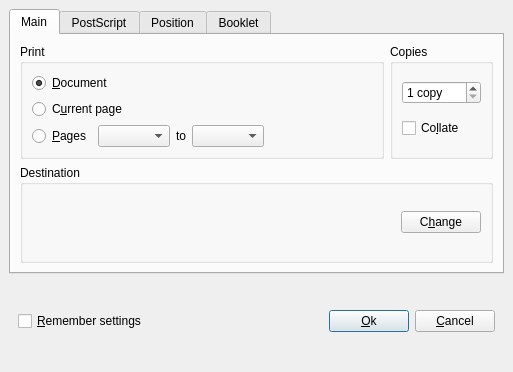
Before: the Qt Designer form src/qdjviewprintdialog.ui in barak/djview4, drawn with Qt 5.
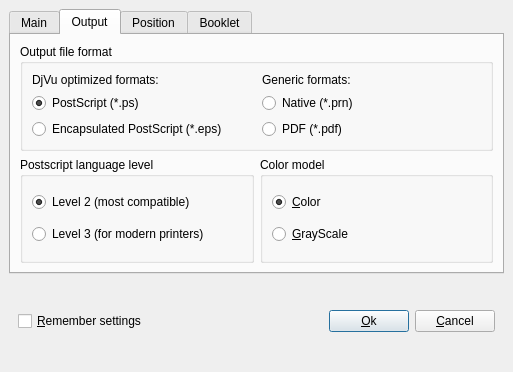
After: the same form once the commit is applied.

Commit message: more printing infrastructure

Diff of the .ui file:
```diff
--- a/src/qdjviewprintdialog.ui
+++ b/src/qdjviewprintdialog.ui
@@ -25,7 +25,7 @@
    <item>
     <widget class="QTabWidget" name="tabWidget" >
      <property name="currentIndex" >
-      <number>0</number>
+      <number>1</number>
      </property>
      <widget class="QWidget" name="widget" >
       <attribute name="title" >
@@ -47,7 +47,7 @@
           <number>6</number>
          </property>
          <item>
-          <widget class="QGroupBox" name="groupBox" >
+          <widget class="QGroupBox" name="whatGroupBox" >
            <property name="title" >
             <string>Print</string>
            </property>
@@ -125,7 +125,7 @@
           </widget>
          </item>
          <item>
-          <widget class="QGroupBox" name="groupBox" >
+          <widget class="QGroupBox" name="copiesGroupBox" >
            <property name="title" >
             <string>Copies</string>
            </property>
@@ -200,9 +200,9 @@
        </item>
       </layout>
      </widget>
-     <widget class="QWidget" name="widget" >
+     <widget class="QWidget" name="formatWidget" >
       <attribute name="title" >
-       <string>PostScript</string>
+       <string>Output</string>
       </attribute>
       <layout class="QVBoxLayout" >
        <property name="margin" >
@@ -212,29 +212,36 @@
         <number>6</number>
        </property>
        <item>
-        <layout class="QHBoxLayout" >
-         <property name="margin" >
-          <number>0</number>
+        <widget class="QGroupBox" name="formatGroupBox" >
+         <property name="title" >
+          <string>Output file format</string>
          </property>
-         <property name="spacing" >
-          <number>6</number>
-         </property>
-         <item>
-          <widget class="QGroupBox" name="groupBox" >
-           <property name="title" >
-            <string>PostScript file format</string>
-           </property>
+         <layout class="QHBoxLayout" >
+          <property name="margin" >
+           <number>9</number>
+          </property>
+          <property name="spacing" >
+           <number>6</number>
+          </property>
+          <item>
            <layout class="QVBoxLayout" >
             <property name="margin" >
-             <number>9</number>
+             <number>0</number>
             </property>
             <property name="spacing" >
              <number>6</number>
             </property>
+            <item>
+             <widget class="QLabel" name="djvuLabel" >
+              <property name="text" >
+               <string>DjVu optimized formats:</string>
+              </property>
+             </widget>
+            </item>
             <item>
              <widget class="QRadioButton" name="psButton" >
               <property name="text" >
-               <string>PostScript File (*.ps)</string>
+               <string>PostScript (*.ps)</string>
               </property>
               <property name="checked" >
                <bool>true</bool>
@@ -244,7 +251,96 @@
             <item>
              <widget class="QRadioButton" name="epsButton" >
               <property name="text" >
-               <string>Encapsulated PostScript File (*.eps)</string>
+               <string>Encapsulated PostScript (*.eps)</string>
+              </property>
+             </widget>
+            </item>
+           </layout>
+          </item>
+          <item>
+           <spacer>
+            <property name="orientation" >
+             <enum>Qt::Horizontal</enum>
+            </property>
+            <property name="sizeType" >
+             <enum>QSizePolicy::Maximum</enum>
+            </property>
+            <property name="sizeHint" >
+             <size>
+              <width>5</width>
+              <height>5</height>
+             </size>
+            </property>
+           </spacer>
+          </item>
+          <item>
+           <layout class="QVBoxLayout" >
+            <property name="margin" >
+             <number>0</number>
+            </property>
+            <property name="spacing" >
+             <number>6</number>
+            </property>
+            <item>
+             <widget class="QLabel" name="genericLabel" >
+              <property name="text" >
+               <string>Generic formats:</string>
+              </property>
+             </widget>
+            </item>
+            <item>
+             <widget class="QRadioButton" name="nativeButton" >
+              <property name="text" >
+               <string>Native (*.prn)</string>
+              </property>
+             </widget>
+            </item>
+            <item>
+             <widget class="QRadioButton" name="pdfButton" >
+              <property name="text" >
+               <string>PDF (*.pdf)</string>
+              </property>
+             </widget>
+            </item>
+           </layout>
+          </item>
+         </layout>
+        </widget>
+       </item>
+       <item>
+        <layout class="QHBoxLayout" >
+         <property name="margin" >
+          <number>0</number>
+         </property>
+         <property name="spacing" >
+          <number>6</number>
+         </property>
+         <item>
+          <widget class="QGroupBox" name="levelGroupBox" >
+           <property name="title" >
+            <string>Postscript language level</string>
+           </property>
+           <layout class="QVBoxLayout" >
+            <property name="margin" >
+             <number>9</number>
+            </property>
+            <property name="spacing" >
+             <number>6</number>
+            </property>
+            <item>
+             <widget class="QRadioButton" name="level2Button" >
+              <property name="text" >
+               <string>Level 2 (most compatible)</string>
+              </property>
+              <property name="checked" >
+               <bool>true</bool>
+              </property>
+             </widget>
+            </item>
+            <item>
+             <widget class="QRadioButton" name="level3Button" >
+              <property name="text" >
+               <string>Level 3 (for modern printers)</string>
               </property>
              </widget>
             </item>
@@ -252,7 +348,7 @@
           </widget>
          </item>
          <item>
-          <widget class="QGroupBox" name="groupBox" >
+          <widget class="QGroupBox" name="colorGroupBox" >
            <property name="title" >
             <string>Color model</string>
            </property>
@@ -285,45 +381,9 @@
          </item>
         </layout>
        </item>
-       <item>
-        <widget class="QGroupBox" name="groupBox" >
-         <property name="title" >
-          <string>Postscript language level</string>
-         </property>
-         <layout class="QVBoxLayout" >
-          <property name="margin" >
-           <number>9</number>
-          </property>
-          <property name="spacing" >
-           <number>6</number>
-          </property>
-          <item>
-           <widget class="QRadioButton" name="level1Button" >
-            <property name="text" >
-             <string>Level 1 (obsolete)</string>
-            </property>
-           </widget>
-          </item>
-          <item>
-           <widget class="QRadioButton" name="level2Button" >
-            <property name="text" >
-             <string>Level 2 (most compatible)</string>
-            </property>
-           </widget>
-          </item>
-          <item>
-           <widget class="QRadioButton" name="level3Button" >
-            <property name="text" >
-             <string>Level 3 (faster on modern printers)</string>
-            </property>
-           </widget>
-          </item>
-         </layout>
-        </widget>
-       </item>
       </layout>
      </widget>
-     <widget class="QWidget" name="widget" >
+     <widget class="QWidget" name="positionWidget" >
       <attribute name="title" >
        <string>Position</string>
       </attribute>
@@ -343,7 +403,7 @@
           <number>6</number>
          </property>
          <item>
-          <widget class="QGroupBox" name="groupBox" >
+          <widget class="QGroupBox" name="scalingGroupBox" >
            <property name="title" >
             <string>Scaling</string>
            </property>
@@ -404,7 +464,7 @@
           </widget>
          </item>
          <item>
-          <widget class="QGroupBox" name="groupBox" >
+          <widget class="QGroupBox" name="orientationGroupBox" >
            <property name="title" >
             <string>Orientation</string>
            </property>
@@ -445,7 +505,7 @@
         </layout>
        </item>
        <item>
-        <widget class="QGroupBox" name="groupBox" >
+        <widget class="QGroupBox" name="marksGroupBox" >
          <property name="title" >
           <string>Marks</string>
          </property>
@@ -475,7 +535,7 @@
        </item>
       </layout>
      </widget>
-     <widget class="QWidget" name="widget" >
+     <widget class="QWidget" name="bookletWidget" >
       <attribute name="title" >
        <string>Booklet</string>
       </attribute>
@@ -487,7 +547,7 @@
         <number>6</number>
        </property>
        <item>
-        <widget class="QGroupBox" name="groupBox" >
+        <widget class="QGroupBox" name="bookletGroupBox" >
          <property name="title" >
           <string>Booklet options</string>
          </property>
@@ -514,7 +574,7 @@
              <number>6</number>
             </property>
             <item>
-             <widget class="QLabel" name="label" >
+             <widget class="QLabel" name="sheetsLabel" >
               <property name="text" >
                <string>Each booklet contains </string>
               </property>
@@ -560,7 +620,7 @@
              <number>6</number>
             </property>
             <item>
-             <widget class="QLabel" name="label" >
+             <widget class="QLabel" name="rectoVersoLabel" >
               <property name="text" >
                <string>Print </string>
               </property>
@@ -610,7 +670,7 @@
         </widget>
        </item>
        <item>
-        <widget class="QGroupBox" name="groupBox" >
+        <widget class="QGroupBox" name="advancedBookletGroupBox" >
          <property name="title" >
           <string>Advanced booklet options</string>
          </property>
@@ -630,7 +690,7 @@
              <number>6</number>
             </property>
             <item>
-             <widget class="QLabel" name="label" >
+             <widget class="QLabel" name="rectoVersoShiftLabel" >
               <property name="text" >
                <string>Shift rectos and versos by </string>
               </property>
@@ -667,7 +727,7 @@
              <number>6</number>
             </property>
             <item>
-             <widget class="QLabel" name="label" >
+             <widget class="QLabel" name="centerMarginLabel" >
               <property name="text" >
                <string>Center margins:</string>
               </property>
@@ -684,7 +744,7 @@
              </widget>
             </item>
             <item>
-             <widget class="QLabel" name="label" >
+             <widget class="QLabel" name="centerIncreaseLabel" >
               <property name="text" >
                <string> plus </string>
               </property>
@@ -707,7 +767,7 @@
              </widget>
             </item>
             <item>
-             <widget class="QLabel" name="label" >
+             <widget class="QLabel" name="perSheetLabel" >
               <property name="text" >
                <string> per sheet.</string>
               </property>
```
Left out of the diff: 71 changed lines with no effect on the pictures. The commit also changes 2 other files.
